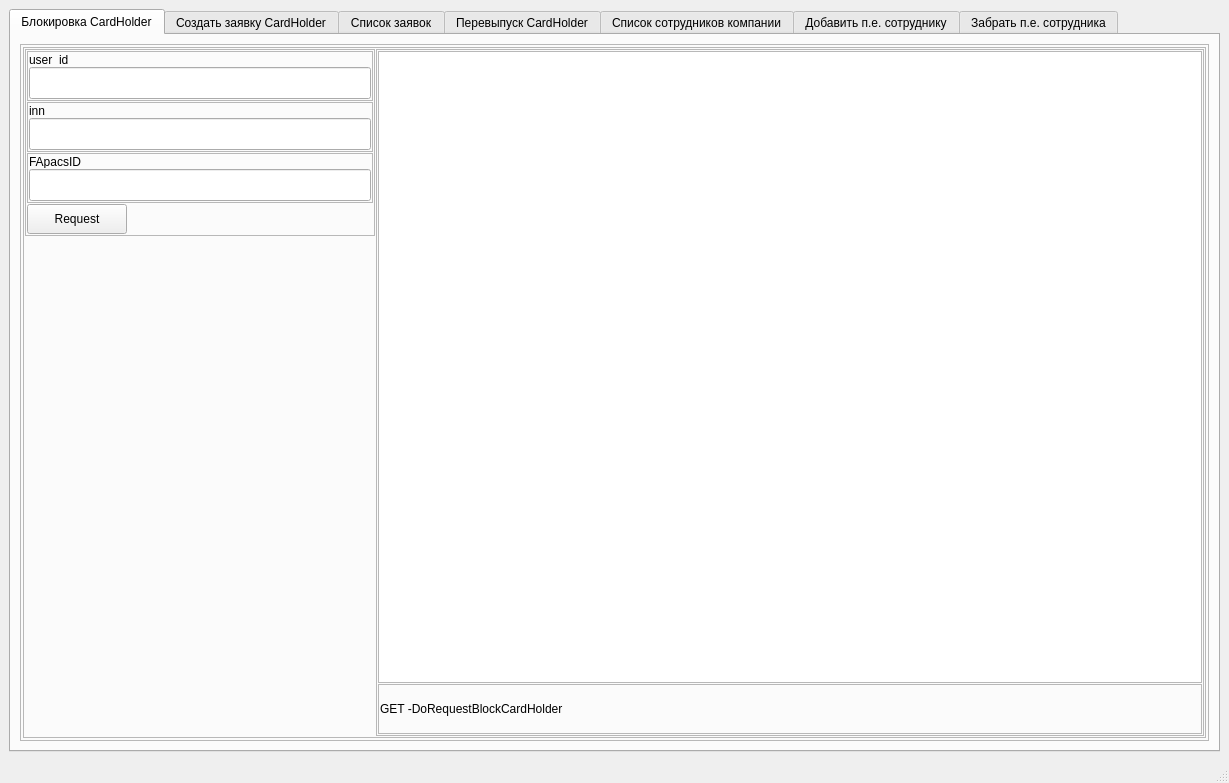
Qt form gui_files/main_window.ui (AndreSci/WEB_RUM_TESTER) before a commit.
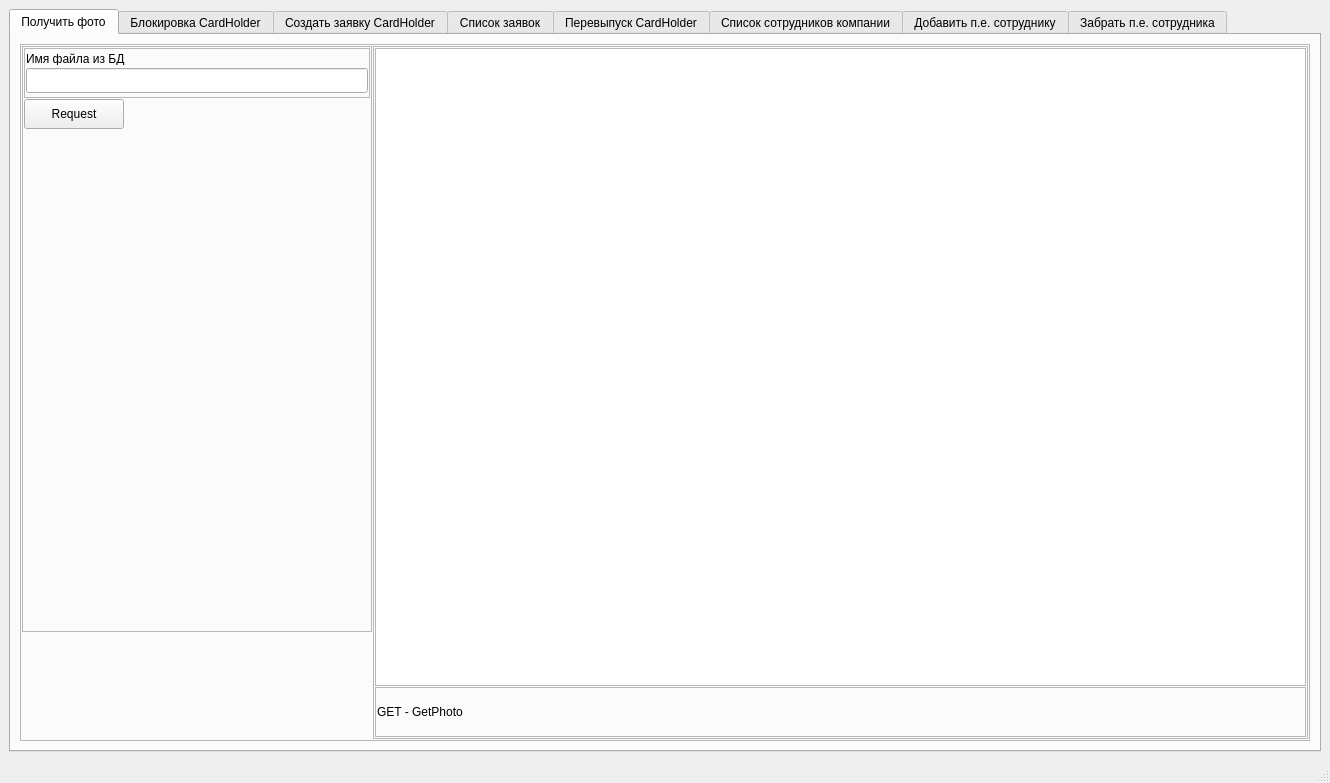
The same form after that commit.

Commit message: add GetPhoto (in progres)

Patch:
```diff
--- a/gui_files/main_window.ui
+++ b/gui_files/main_window.ui
@@ -6,7 +6,7 @@
    <rect>
     <x>0</x>
     <y>0</y>
-    <width>1229</width>
+    <width>1330</width>
     <height>783</height>
    </rect>
   </property>
@@ -32,6 +32,255 @@
       <property name="currentIndex">
        <number>0</number>
       </property>
+      <widget class="QWidget" name="tab_10">
+       <attribute name="title">
+        <string>Получить фото</string>
+       </attribute>
+       <layout class="QHBoxLayout" name="horizontalLayout_24">
+        <item>
+         <widget class="QFrame" name="frame_57">
+          <property name="frameShape">
+           <enum>QFrame::StyledPanel</enum>
+          </property>
+          <property name="frameShadow">
+           <enum>QFrame::Raised</enum>
+          </property>
+          <layout class="QHBoxLayout" name="horizontalLayout_22">
+           <property name="spacing">
+            <number>1</number>
+           </property>
+           <property name="leftMargin">
+            <number>1</number>
+           </property>
+           <property name="topMargin">
+            <number>1</number>
+           </property>
+           <property name="rightMargin">
+            <number>1</number>
+           </property>
+           <property name="bottomMargin">
+            <number>1</number>
+           </property>
+           <item alignment="Qt::AlignTop">
+            <widget class="QFrame" name="frame_58">
+             <property name="minimumSize">
+              <size>
+               <width>350</width>
+               <height>0</height>
+              </size>
+             </property>
+             <property name="maximumSize">
+              <size>
+               <width>350</width>
+               <height>16777215</height>
+              </size>
+             </property>
+             <property name="frameShape">
+              <enum>QFrame::StyledPanel</enum>
+             </property>
+             <property name="frameShadow">
+              <enum>QFrame::Raised</enum>
+             </property>
+             <layout class="QVBoxLayout" name="verticalLayout_46">
+              <property name="spacing">
+               <number>1</number>
+              </property>
+              <property name="leftMargin">
+               <number>1</number>
+              </property>
+              <property name="topMargin">
+               <number>1</number>
+              </property>
+              <property name="rightMargin">
+               <number>1</number>
+              </property>
+              <property name="bottomMargin">
+               <number>1</number>
+              </property>
+              <item>
+               <widget class="QFrame" name="frame_59">
+                <property name="minimumSize">
+                 <size>
+                  <width>0</width>
+                  <height>50</height>
+                 </size>
+                </property>
+                <property name="maximumSize">
+                 <size>
+                  <width>16777215</width>
+                  <height>50</height>
+                 </size>
+                </property>
+                <property name="frameShape">
+                 <enum>QFrame::StyledPanel</enum>
+                </property>
+                <property name="frameShadow">
+                 <enum>QFrame::Raised</enum>
+                </property>
+                <layout class="QVBoxLayout" name="verticalLayout_47">
+                 <property name="spacing">
+                  <number>1</number>
+                 </property>
+                 <property name="leftMargin">
+                  <number>1</number>
+                 </property>
+                 <property name="topMargin">
+                  <number>1</number>
+                 </property>
+                 <property name="rightMargin">
+                  <number>1</number>
+                 </property>
+                 <property name="bottomMargin">
+                  <number>1</number>
+                 </property>
+                 <item>
+                  <widget class="QLabel" name="label_32">
+                   <property name="minimumSize">
+                    <size>
+                     <width>0</width>
+                     <height>13</height>
+                    </size>
+                   </property>
+                   <property name="maximumSize">
+                    <size>
+                     <width>16777215</width>
+                     <height>13</height>
+                    </size>
+                   </property>
+                   <property name="text">
+                    <string>Имя файла из БД</string>
+                   </property>
+                  </widget>
+                 </item>
+                 <item>
+                  <widget class="QLineEdit" name="text_GetPhoto">
+                   <property name="minimumSize">
+                    <size>
+                     <width>0</width>
+                     <height>25</height>
+                    </size>
+                   </property>
+                  </widget>
+                 </item>
+                </layout>
+               </widget>
+              </item>
+              <item>
+               <widget class="QPushButton" name="bt_GetPhoto">
+                <property name="minimumSize">
+                 <size>
+                  <width>100</width>
+                  <height>30</height>
+                 </size>
+                </property>
+                <property name="maximumSize">
+                 <size>
+                  <width>100</width>
+                  <height>30</height>
+                 </size>
+                </property>
+                <property name="text">
+                 <string>Request</string>
+                </property>
+               </widget>
+              </item>
+              <item>
+               <widget class="QLabel" name="label_GetPhoto_pixmap">
+                <property name="minimumSize">
+                 <size>
+                  <width>0</width>
+                  <height>500</height>
+                 </size>
+                </property>
+                <property name="text">
+                 <string/>
+                </property>
+               </widget>
+              </item>
+             </layout>
+            </widget>
+           </item>
+           <item>
+            <widget class="QFrame" name="frame_63">
+             <property name="frameShape">
+              <enum>QFrame::StyledPanel</enum>
+             </property>
+             <property name="frameShadow">
+              <enum>QFrame::Raised</enum>
+             </property>
+             <layout class="QVBoxLayout" name="verticalLayout_50">
+              <property name="spacing">
+               <number>1</number>
+              </property>
+              <property name="leftMargin">
+               <number>1</number>
+              </property>
+              <property name="topMargin">
+               <number>1</number>
+              </property>
+              <property name="rightMargin">
+               <number>1</number>
+              </property>
+              <property name="bottomMargin">
+               <number>1</number>
+              </property>
+              <item>
+               <widget class="QTextBrowser" name="browser_GetPhoto"/>
+              </item>
+              <item>
+               <widget class="QFrame" name="frame_64">
+                <property name="minimumSize">
+                 <size>
+                  <width>0</width>
+                  <height>50</height>
+                 </size>
+                </property>
+                <property name="maximumSize">
+                 <size>
+                  <width>16777215</width>
+                  <height>50</height>
+                 </size>
+                </property>
+                <property name="frameShape">
+                 <enum>QFrame::StyledPanel</enum>
+                </property>
+                <property name="frameShadow">
+                 <enum>QFrame::Raised</enum>
+                </property>
+                <layout class="QHBoxLayout" name="horizontalLayout_23">
+                 <property name="spacing">
+                  <number>1</number>
+                 </property>
+                 <property name="leftMargin">
+                  <number>1</number>
+                 </property>
+                 <property name="topMargin">
+                  <number>1</number>
+                 </property>
+                 <property name="rightMargin">
+                  <number>1</number>
+                 </property>
+                 <property name="bottomMargin">
+                  <number>1</number>
+                 </property>
+                 <item>
+                  <widget class="QLabel" name="label_34">
+                   <property name="text">
+                    <string>GET - GetPhoto</string>
+                   </property>
+                  </widget>
+                 </item>
+                </layout>
+               </widget>
+              </item>
+             </layout>
+            </widget>
+           </item>
+          </layout>
+         </widget>
+        </item>
+       </layout>
+      </widget>
       <widget class="QWidget" name="tab_9">
        <attribute name="title">
         <string>Блокировка CardHolder</string>
```
The commit also changes 3 other files.
